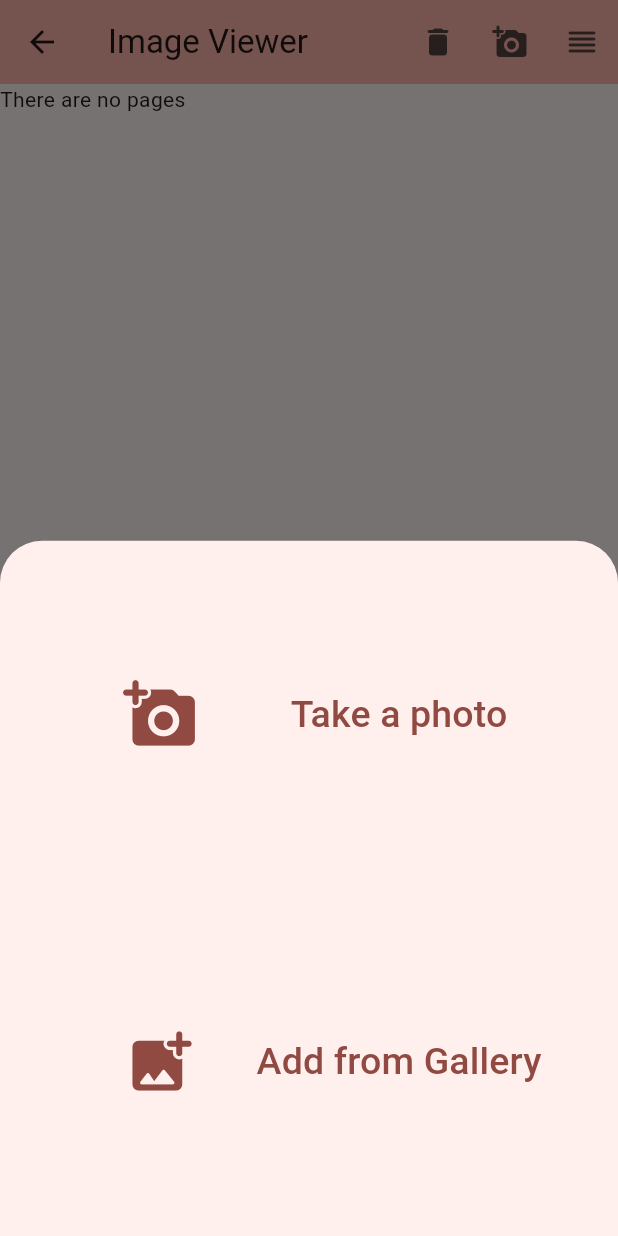
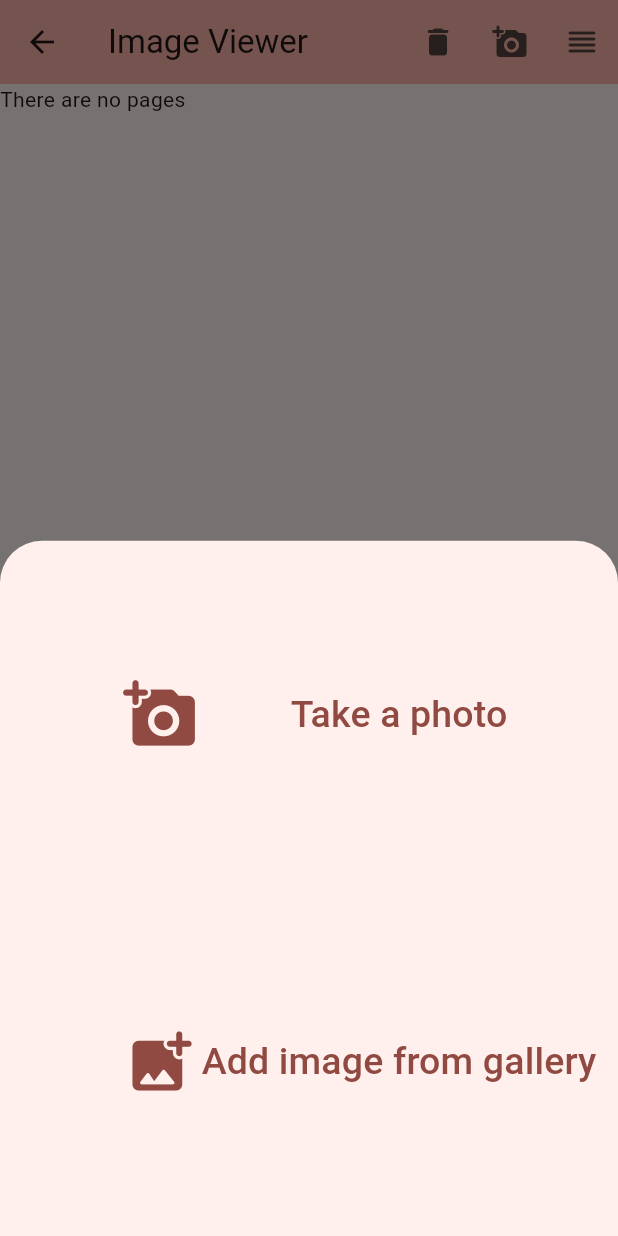
Before and after one commit to RandomModderJDK/hw_manager_flutter, a Flutter app: the ImageViewerRoute screen opened directly with empty values, after a tap on the "add a photo" icon, on a phone screen of 412 x 824 dp. Run offline on Flutter 3.47's test engine with Material 3 defaults, Android fonts, the phone set to English and light mode, and no system bars; our stand-ins replace date_field, image_picker, settings_ui, shared_preferences, sqflite_common_ffi; missing offline and left inert: expandable_widgets; accounts and stored records are empty; generated files the repository leaves out were written again.

Commit message:
Last translations update

```diff
--- a/lib/l10n/app_de.arb
+++ b/lib/l10n/app_de.arb
@@ -23,6 +23,8 @@
   "showMore": " Mehr anzeigen",
   "showLess": " Weniger anzeigen",
   "takePhoto": "Ein Foto machen",
+  "photoOptionCamera": "Schieß ein Foto",
+  "photoOptionGallery": "Füge Bild aus Gallerie hinzu",
   "openImageViewer": "Seiten ansehen",
   "imageViewer": "Bildbetrachter",
   "previousPage": "Vorherige Seite",
--- a/lib/l10n/app_en.arb
+++ b/lib/l10n/app_en.arb
@@ -109,6 +109,14 @@
   "@takePhoto": {
     "description": "Take a photo tooltip"
   },
+  "photoOptionCamera": "Take a photo",
+  "@photoOptionCamera": {
+    "description": "Option to use shot image for ios and android devices"
+  },
+  "photoOptionGallery": "Add image from gallery",
+  "@photoOptionGallery": {
+    "description": "Option to use gallery image for ios and android devices"
+  },
   "openImageViewer": "Open Image Viewer",
   "@openImageViewer": {
     "description": "Open Image Viewer tooltip"
--- a/lib/sqlite.dart
+++ b/lib/sqlite.dart
@@ -3,6 +3,7 @@ import 'dart:io';
 
 import 'package:flutter/foundation.dart';
 import 'package:flutter/material.dart';
+import 'package:flutter_gen/gen_l10n/app_localizations.dart';
 import 'package:image_picker/image_picker.dart';
 import 'package:path/path.dart';
 import 'package:path_provider/path_provider.dart';
@@ -35,14 +36,16 @@ Future<bool> _openChooseSourceBar(BuildContext context) async {
                         borderRadius: BorderRadius.zero
                             .copyWith(topLeft: const Radius.circular(30.0), topRight: const Radius.circular(30.0)),
                       )),
-                      child: const Row(
+                      child: Row(
                         children: [
-                          SizedBox(width: 70),
-                          Icon(size: 50, Icons.add_a_photo_rounded),
+                          const SizedBox(width: 70),
+                          const Icon(size: 50, Icons.add_a_photo_rounded),
                           Expanded(
                               child: Align(
                                   alignment: Alignment.center,
-                                  child: Text(style: TextStyle(fontSize: 25.0), 'Take a photo')))
+                                  child: Text(
+                                      style: const TextStyle(fontSize: 25.0),
+                                      AppLocalizations.of(context)!.photoOptionCamera)))
                         ],
                       ),
                       onPressed: () => Navigator.pop(context, true),
@@ -50,14 +53,16 @@ Future<bool> _openChooseSourceBar(BuildContext context) async {
                     Expanded(
                         child: TextButton(
                       style: TextButton.styleFrom(shape: const RoundedRectangleBorder(borderRadius: BorderRadius.zero)),
-                      child: const Row(
+                      child: Row(
                         children: [
-                          SizedBox(width: 70),
-                          Icon(size: 50, Icons.add_photo_alternate_rounded),
+                          const SizedBox(width: 70),
+                          const Icon(size: 50, Icons.add_photo_alternate_rounded),
                           Expanded(
                               child: Align(
                                   alignment: Alignment.center,
-                                  child: Text(style: TextStyle(fontSize: 25.0), 'Add from Gallery')))
+                                  child: Text(
+                                      style: const TextStyle(fontSize: 25.0),
+                                      AppLocalizations.of(context)!.photoOptionGallery)))
                         ],
                       ),
                       onPressed: () => Navigator.pop(context),
```
